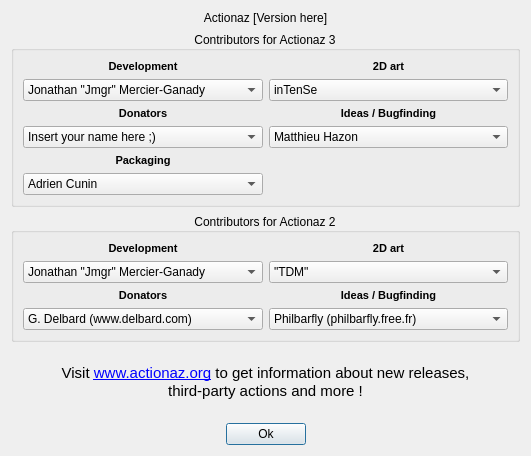
Qt form gui/aboutdialog.ui (Jmgr/actiona) before a commit.
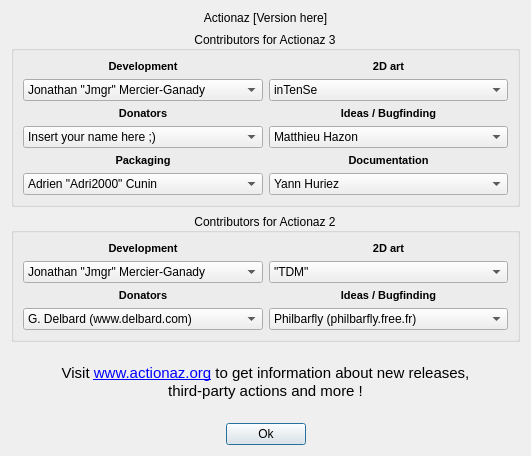
The same form after that commit. Icons and pictures are not drawn.

Commit message: Gui - updated the about dialog

Patch:
```diff
--- a/gui/aboutdialog.ui
+++ b/gui/aboutdialog.ui
@@ -196,7 +196,39 @@
            <widget class="QComboBox" name="act3Pack">
             <item>
              <property name="text">
-              <string>Adrien Cunin</string>
+              <string>Adrien &quot;Adri2000&quot; Cunin</string>
+             </property>
+            </item>
+           </widget>
+          </item>
+         </layout>
+        </item>
+        <item row="2" column="1">
+         <layout class="QVBoxLayout" name="verticalLayout_12">
+          <item>
+           <widget class="QLabel" name="label_11">
+            <property name="text">
+             <string>&lt;!DOCTYPE HTML PUBLIC &quot;-//W3C//DTD HTML 4.0//EN&quot; &quot;http://www.w3.org/TR/REC-html40/strict.dtd&quot;&gt;
+&lt;html&gt;&lt;head&gt;&lt;meta name=&quot;qrichtext&quot; content=&quot;1&quot; /&gt;&lt;style type=&quot;text/css&quot;&gt;
+p, li { white-space: pre-wrap; }
+&lt;/style&gt;&lt;/head&gt;&lt;body style=&quot; font-family:'MS Shell Dlg 2'; font-size:8.25pt; font-weight:400; font-style:normal;&quot;&gt;
+&lt;p align=&quot;center&quot; style=&quot; margin-top:0px; margin-bottom:0px; margin-left:0px; margin-right:0px; -qt-block-indent:0; text-indent:0px;&quot;&gt;&lt;span style=&quot; font-size:8pt; font-weight:600;&quot;&gt;Documentation&lt;/span&gt;&lt;/p&gt;&lt;/body&gt;&lt;/html&gt;</string>
+            </property>
+            <property name="alignment">
+             <set>Qt::AlignCenter</set>
+            </property>
+           </widget>
+          </item>
+          <item>
+           <widget class="QComboBox" name="act3Documentation">
+            <item>
+             <property name="text">
+              <string>Yann Huriez</string>
+             </property>
+            </item>
+            <item>
+             <property name="text">
+              <string>Jonathan &quot;Jmgr&quot; Mercier-Ganady</string>
              </property>
             </item>
            </widget>
```
Left out of the diff: 5 changed lines with no effect on the pictures. The commit also changes 1 other file.
